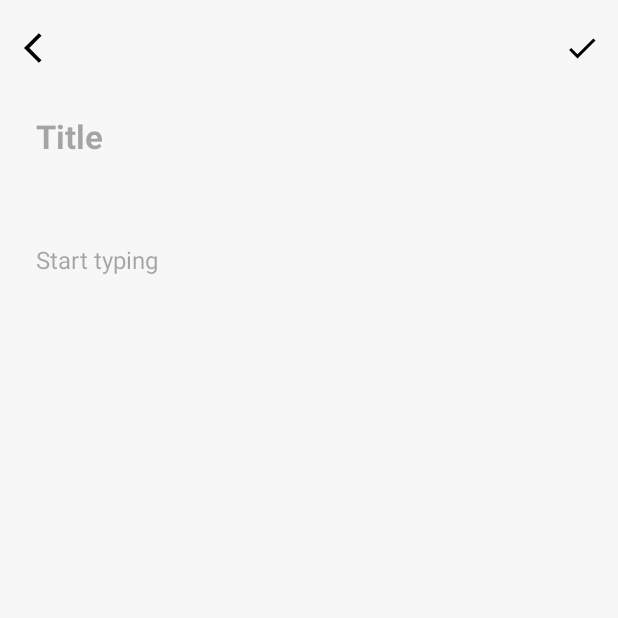
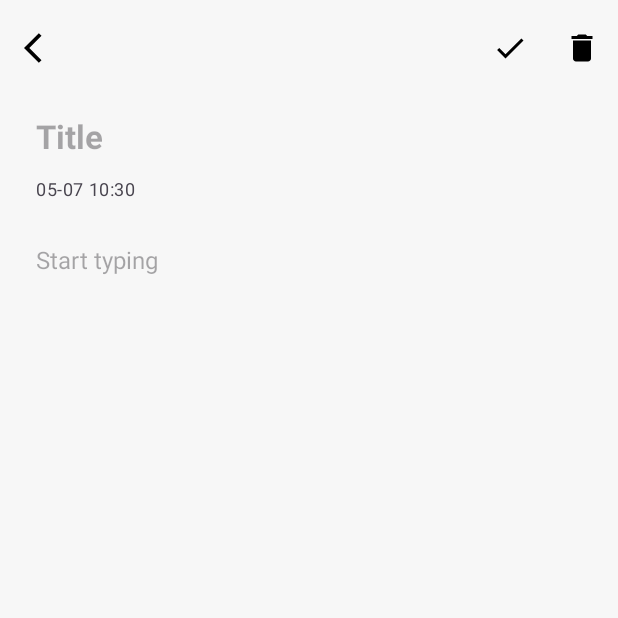
Before and after one commit to Chilfish/Android-demo, an Android app: the screen it shows after launch (NotepadActivity), after a tap on "Add", on a phone screen of 412 x 824 dp, the top half of it. Run offline under Robolectric (Android 15) with nearby library versions, the phone set to English and light mode, and no system bars; our stand-ins replace Room's generated code, data binding.

Commit message:
notepad: base UX & UI of CRUD

```diff
--- /dev/null
+++ b/app/src/main/java/top/chilfish/labs/BaseActivity.kt
@@ -0,0 +1,13 @@
+package top.chilfish.labs
+
+import androidx.appcompat.app.AppCompatActivity
+import androidx.fragment.app.Fragment
+
+open class BaseActivity : AppCompatActivity() {
+    fun replaceFragment(fragment: Fragment, id: Int) {
+        supportFragmentManager.beginTransaction()
+            .replace(id, fragment)
+            .addToBackStack(null)
+            .commit()
+    }
+}
--- a/app/src/main/java/top/chilfish/labs/BaseAdapter.kt
+++ b/app/src/main/java/top/chilfish/labs/BaseAdapter.kt
@@ -1,11 +1,8 @@
 package top.chilfish.labs
 
 import android.content.Context
-import android.os.Build
 import android.view.LayoutInflater
-import android.view.View
 import android.view.ViewGroup
-import androidx.annotation.RequiresApi
 import androidx.databinding.DataBindingUtil
 import androidx.databinding.ViewDataBinding
 import androidx.recyclerview.widget.DiffUtil
@@ -18,7 +15,8 @@ abstract class BaseAdapter<T, VB : ViewDataBinding> :
     protected lateinit var binding: VB
     protected lateinit var context: Context
 
-    @RequiresApi(Build.VERSION_CODES.Q)
+    private var onItemClickListener: OnItemClickListener<T>? = null
+
     override fun onCreateViewHolder(parent: ViewGroup, viewType: Int): ViewHolder<VB> {
         val inflater = LayoutInflater.from(parent.context)
         binding = DataBindingUtil.inflate(inflater, itemLayout, parent, false)
@@ -29,7 +27,7 @@ abstract class BaseAdapter<T, VB : ViewDataBinding> :
     override fun onBindViewHolder(holder: ViewHolder<VB>, position: Int) {
         val item = getItem(position)
         holder.itemView.setOnClickListener {
-            onItemClicked(item, holder.itemView)
+            onItemClickListener?.onItemClick(item)
         }
     }
 
@@ -53,16 +51,26 @@ abstract class BaseAdapter<T, VB : ViewDataBinding> :
     }
 
     fun updateItem(old: T, new: T) {
-        val index = items.indexOf(old)
-        items[index] = new
-        notifyItemChanged(index)
+        try {
+            val index = items.indexOf(old)
+            items[index] = new
+            notifyItemChanged(index)
+        } catch (e: Exception) {
+            e.printStackTrace()
+        }
     }
 
     abstract fun updateItems(newItems: MutableList<T>)
 
     protected abstract val itemLayout: Int
 
-    open fun onItemClicked(item: T, view: View) {}
+    interface OnItemClickListener<T> {
+        fun onItemClick(item: T)
+    }
+
+    fun setOnItemClickListener(listener: OnItemClickListener<T>) {
+        onItemClickListener = listener
+    }
 
     class ViewHolder<VB : ViewDataBinding>(binding: VB) :
         RecyclerView.ViewHolder(binding.root) {
--- a/app/src/main/java/top/chilfish/labs/BaseFragment.kt
+++ b/app/src/main/java/top/chilfish/labs/BaseFragment.kt
@@ -1,5 +1,6 @@
 package top.chilfish.labs
 
+import android.content.Context
 import android.os.Bundle
 import android.view.LayoutInflater
 import android.view.View
@@ -9,8 +10,8 @@ import androidx.databinding.ViewDataBinding
 import androidx.fragment.app.Fragment
 
 abstract class BaseFragment<Binding : ViewDataBinding> : Fragment() {
-    @JvmField
-    protected var binding: Binding? = null
+
+    protected lateinit var binding: Binding
 
     override fun onCreateView(
         inflater: LayoutInflater,
@@ -18,12 +19,8 @@ abstract class BaseFragment<Binding : ViewDataBinding> : Fragment() {
         savedInstanceState: Bundle?
     ): View? {
         binding = DataBindingUtil.inflate(inflater, layoutId, container, false)
-        return binding!!.root
+        return binding.root
     }
 
     protected abstract val layoutId: Int
-    override fun onDestroyView() {
-        super.onDestroyView()
-        binding = null
-    }
 }
--- a/app/src/main/java/top/chilfish/labs/MainActivity.kt
+++ b/app/src/main/java/top/chilfish/labs/MainActivity.kt
@@ -1,16 +1,11 @@
 package top.chilfish.labs
 
 import android.content.Intent
-import androidx.appcompat.app.AppCompatActivity
 import android.os.Bundle
-import androidx.recyclerview.widget.LinearLayoutManager
-import top.chilfish.labs.databinding.ActivitySqliteBinding
 import top.chilfish.labs.notepad.NotepadActivity
-import top.chilfish.labs.sqlite.Contact
-import top.chilfish.labs.sqlite.ContactAdapter
 import top.chilfish.labs.sqlite.SqliteActivity
 
-class MainActivity : AppCompatActivity() {
+class MainActivity : BaseActivity() {
     override fun onCreate(savedInstanceState: Bundle?) {
         super.onCreate(savedInstanceState)
         setContentView(R.layout.activity_main)
--- a/app/src/main/java/top/chilfish/labs/MainApplication.kt
+++ b/app/src/main/java/top/chilfish/labs/MainApplication.kt
@@ -9,6 +9,6 @@ import top.chilfish.labs.notepad.data.NoteRepository
 class MainApplication : Application() {
     val applicationScope = CoroutineScope(SupervisorJob())
 
-    private val noteDatabase by lazy { NoteDatabase.getDatabase(this) }
+    private val noteDatabase by lazy { NoteDatabase.getDatabase(this, applicationScope) }
     val noteRepository by lazy { NoteRepository(noteDatabase.noteDao()) }
 }
--- a/app/src/main/java/top/chilfish/labs/notepad/NewNoteFragment.kt
+++ b/app/src/main/java/top/chilfish/labs/notepad/NewNoteFragment.kt
@@ -4,13 +4,68 @@ import android.os.Bundle
 import android.view.View
 import top.chilfish.labs.BaseFragment
 import top.chilfish.labs.R
+import top.chilfish.labs.alert
 import top.chilfish.labs.databinding.FragNewNoteBinding
+import top.chilfish.labs.notepad.data.NoteEntity
 
-class NewNoteFragment : BaseFragment<FragNewNoteBinding>() {
+class NewNoteFragment(
+    private val noteViewModel: NoteViewModel,
+    private val note: NoteEntity = NoteEntity(),
+    private val isNew: Boolean = false,
+) : BaseFragment<FragNewNoteBinding>() {
     override val layoutId = R.layout.frag_new_note
 
     override fun onViewCreated(view: View, savedInstanceState: Bundle?) {
         super.onViewCreated(view, savedInstanceState)
-        val context = view.context
+        val context = binding.root.context
+
+        binding.note = note
+        binding.noteTitle.setText(note.title)
+        binding.noteContent.setText(note.content)
+
+        binding.topAppBar.setOnMenuItemClickListener { menuItem ->
+            when (menuItem.itemId) {
+                R.id.save_note -> {
+                    val old = note.copy()
+
+                    val title = binding.noteTitle.text.toString()
+                    val content = binding.noteContent.text.toString()
+
+                    note.title = title.ifEmpty { getString(R.string.new_title) }
+                    note.content = content.ifEmpty { getString(R.string.new_content) }
+                    note.time = System.currentTimeMillis()
+
+                    if (isNew) noteViewModel.insert(note)
+                    else noteViewModel.update(old, note)
+
+                    back()
+                    true
+                }
+
+                R.id.delete_note -> {
+                    alert(
+                        context = context,
+                        title = getString(R.string.alert_title_delete),
+                        subtitle = getString(R.string.alert_subtitle_delete),
+                        cancel = getString(R.string.cancel),
+                        confirm = getString(R.string.confirm),
+                        cancelAction = {},
+                        confirmAction = {
+                            noteViewModel.delete(note)
+                            back()
+                        }
+                    ).show()
+                    true
+                }
+
+                else -> false
+            }
+        }
+
+        binding.topAppBar.setNavigationOnClickListener { back() }
+    }
+
+    private fun back() {
+        activity?.supportFragmentManager?.popBackStack()
     }
 }
--- a/app/src/main/java/top/chilfish/labs/notepad/NoteViewModel.kt
+++ b/app/src/main/java/top/chilfish/labs/notepad/NoteViewModel.kt
@@ -10,7 +10,8 @@ import top.chilfish.labs.notepad.data.NoteEntity
 import top.chilfish.labs.notepad.data.NoteRepository
 
 class NoteViewModel(
-    private val repository: NoteRepository
+    private val repository: NoteRepository,
+    private val adapter: NoteAdapter
 ) : ViewModel() {
     private val _noteState = MutableStateFlow(NoteState())
     val noteState: StateFlow<NoteState> = _noteState
@@ -22,29 +23,34 @@ class NoteViewModel(
     fun loadNotes() = viewModelScope.launch {
         repository.allNotes.collect {
             _noteState.value = NoteState(it.toMutableList())
+            adapter.addItems(it.toMutableList())
         }
     }
 
     fun insert(note: NoteEntity) = viewModelScope.launch {
         repository.insert(note)
+        adapter.addItem(note)
     }
 
     fun delete(note: NoteEntity) = viewModelScope.launch {
         repository.delete(note)
+        adapter.rmItem(note)
     }
 
-    fun update(note: NoteEntity) = viewModelScope.launch {
+    fun update(old: NoteEntity, note: NoteEntity) = viewModelScope.launch {
         repository.update(note)
+        adapter.updateItem(old, note)
     }
 }
 
 class NoteViewModelFactory(
-    private val repository: NoteRepository
+    private val repository: NoteRepository,
+    private val adapter: NoteAdapter
 ) : ViewModelProvider.Factory {
     override fun <T : ViewModel> create(modelClass: Class<T>): T {
         if (modelClass.isAssignableFrom(NoteViewModel::class.java)) {
             @Suppress("UNCHECKED_CAST")
-            return NoteViewModel(repository) as T
+            return NoteViewModel(repository, adapter) as T
         }
         throw IllegalArgumentException("Unknown ViewModel class")
     }
--- a/app/src/main/java/top/chilfish/labs/notepad/NotepadActivity.kt
+++ b/app/src/main/java/top/chilfish/labs/notepad/NotepadActivity.kt
@@ -2,23 +2,24 @@ package top.chilfish.labs.notepad
 
 import android.os.Bundle
 import androidx.activity.viewModels
-import androidx.appcompat.app.AppCompatActivity
-import androidx.fragment.app.Fragment
 import androidx.lifecycle.lifecycleScope
 import androidx.recyclerview.widget.LinearLayoutManager
 import androidx.recyclerview.widget.RecyclerView
 import kotlinx.coroutines.launch
+import top.chilfish.labs.BaseActivity
+import top.chilfish.labs.BaseAdapter
 import top.chilfish.labs.MainApplication
 import top.chilfish.labs.R
 import top.chilfish.labs.databinding.ActivityNotepadBinding
+import top.chilfish.labs.notepad.data.NoteEntity
 
-class NotepadActivity : AppCompatActivity() {
+class NotepadActivity : BaseActivity(), BaseAdapter.OnItemClickListener<NoteEntity> {
     private lateinit var binding: ActivityNotepadBinding
     private val noteAdapter = NoteAdapter()
     private lateinit var rv: RecyclerView
 
     private val noteViewModel: NoteViewModel by viewModels {
-        NoteViewModelFactory((application as MainApplication).noteRepository)
+        NoteViewModelFactory((application as MainApplication).noteRepository, noteAdapter)
     }
 
     private fun init() {
@@ -26,7 +27,10 @@ class NotepadActivity : AppCompatActivity() {
 
         rv = binding.notes
         rv.layoutManager = LinearLayoutManager(this)
+        noteAdapter.setOnItemClickListener(this)
         rv.adapter = noteAdapter
+
+        noteViewModel.loadNotes()
     }
 
     override fun onCreate(savedInstanceState: Bundle?) {
@@ -41,14 +45,14 @@ class NotepadActivity : AppCompatActivity() {
         }
 
         binding.addNote.setOnClickListener {
-            replaceFragment(NewNoteFragment(), R.id.frag_newNote)
+            replaceFragment(
+                NewNoteFragment(noteViewModel = noteViewModel, isNew = true),
+                R.id.frag_newNote
+            )
         }
     }
 
-    private fun replaceFragment(fragment: Fragment, id: Int) {
-        supportFragmentManager.beginTransaction()
-            .replace(id, fragment)
-            .addToBackStack(null)
-            .commit()
+    override fun onItemClick(item: NoteEntity) {
+        replaceFragment(NewNoteFragment(noteViewModel, item), R.id.frag_newNote)
     }
 }
--- a/app/src/main/java/top/chilfish/labs/notepad/data/NoteDao.kt
+++ b/app/src/main/java/top/chilfish/labs/notepad/data/NoteDao.kt
@@ -19,6 +19,9 @@ interface NoteDao {
     @Delete
     suspend fun delete(note: NoteEntity): Int
 
+    @Query("DELETE FROM $NOTE_TABLE")
+    suspend fun deleteAll()
+
     @Update
     suspend fun update(note: NoteEntity): Int
 }
--- a/app/src/main/java/top/chilfish/labs/notepad/data/NoteDatabase.kt
+++ b/app/src/main/java/top/chilfish/labs/notepad/data/NoteDatabase.kt
@@ -4,8 +4,12 @@ import android.content.Context
 import androidx.room.Database
 import androidx.room.Room
 import androidx.room.RoomDatabase
+import androidx.sqlite.db.SupportSQLiteDatabase
+import kotlinx.coroutines.CoroutineScope
+import kotlinx.coroutines.Dispatchers
+import kotlinx.coroutines.launch
 
-@Database(entities = [NoteEntity::class], version = 1)
+@Database(entities = [NoteEntity::class], version = 1, exportSchema = false)
 abstract class NoteDatabase : RoomDatabase() {
     abstract fun noteDao(): NoteDao
 
@@ -15,16 +19,41 @@ abstract class NoteDatabase : RoomDatabase() {
         @Volatile
         private var INSTANT: NoteDatabase? = null
 
-        fun getDatabase(context: Context): NoteDatabase {
+        fun getDatabase(
+            context: Context,
+            scope: CoroutineScope
+        ): NoteDatabase {
             return INSTANT ?: synchronized(this) {
                 val instant = Room.databaseBuilder(
                     context.applicationContext,
                     NoteDatabase::class.java,
                     DB_NAME
-                ).build()
+                )
+                    .fallbackToDestructiveMigration()
+                    .addCallback(NoteDatabaseCallback(scope))
+                    .build()
                 INSTANT = instant
                 instant
             }
         }
+
+        private class NoteDatabaseCallback(
+            private val scope: CoroutineScope
+        ) : Callback() {
+            override fun onCreate(db: SupportSQLiteDatabase) {
+                super.onCreate(db)
+                INSTANT?.let { database ->
+                    scope.launch(Dispatchers.IO) {
+                        populateDatabase(database.noteDao())
+                    }
+                }
+            }
+        }
+
+        suspend fun populateDatabase(noteDao: NoteDao) {
+            noteDao.deleteAll()
+            noteDao.insert(NoteEntity(title = "Title 1", content = "Content 1"))
+            noteDao.insert(NoteEntity(title = "Title 2", content = "Content 2"))
+        }
     }
 }
--- a/app/src/main/java/top/chilfish/labs/notepad/data/NoteEntity.kt
+++ b/app/src/main/java/top/chilfish/labs/notepad/data/NoteEntity.kt
@@ -13,9 +13,9 @@ const val NOTE_TABLE = "notes"
 data class NoteEntity(
     @PrimaryKey(autoGenerate = true)
     val id: Int = 0,
-    val title: String,
-    val content: String,
-    val time: Long = System.currentTimeMillis()
+    var title: String = "",
+    var content: String = "",
+    var time: Long = System.currentTimeMillis()
 ) {
     @get:Ignore
     val formattedTime: String
--- /dev/null
+++ b/app/src/main/res/drawable/baseline_delete_24.xml
@@ -0,0 +1,5 @@
+<vector android:height="24dp" android:tint="#000000"
+    android:viewportHeight="24" android:viewportWidth="24"
+    android:width="24dp" xmlns:android="http://schemas.android.com/apk/res/android">
+    <path android:fillColor="@android:color/white" android:pathData="M6,19c0,1.1 0.9,2 2,2h8c1.1,0 2,-0.9 2,-2V7H6v12zM19,4h-3.5l-1,-1h-5l-1,1H5v2h14V4z"/>
+</vector>
--- a/app/src/main/res/layout/frag_new_note.xml
+++ b/app/src/main/res/layout/frag_new_note.xml
@@ -7,6 +7,10 @@
         <variable
             name="note"
             type="top.chilfish.labs.notepad.data.NoteEntity" />
+
+        <variable
+            name="viewModel"
+            type="top.chilfish.labs.notepad.NoteViewModel" />
     </data>
 
     <androidx.coordinatorlayout.widget.CoordinatorLayout
@@ -44,8 +48,7 @@
                 android:maxLines="1"
                 android:singleLine="true"
                 android:textSize="22sp"
-                android:textStyle="bold"
-                android:value="@{note.title}" />
+                android:textStyle="bold" />
 
             <TextView
                 android:id="@+id/note_date"
@@ -64,8 +67,7 @@
                 android:autofillHints="Text"
                 android:hint="@string/start_typing"
                 android:lineSpacingExtra="14sp"
-                android:minLines="5"
-                android:value="@{note.content}" />
+                android:minLines="5" />
         </LinearLayout>
 
     </androidx.coordinatorlayout.widget.CoordinatorLayout>
--- a/app/src/main/res/menu/new_note.xml
+++ b/app/src/main/res/menu/new_note.xml
@@ -2,8 +2,14 @@
 <menu xmlns:android="http://schemas.android.com/apk/res/android"
     xmlns:app="http://schemas.android.com/apk/res-auto">
     <item
-        android:id="@+id/check"
+        android:id="@+id/save_note"
         android:icon="@drawable/baseline_check_24"
         android:title="@string/check"
         app:showAsAction="ifRoom" />
+
+    <item
+        android:id="@+id/delete_note"
+        android:icon="@drawable/baseline_delete_24"
+        android:title="@string/delete"
+        app:showAsAction="ifRoom" />
 </menu>
--- a/app/src/main/res/values/strings.xml
+++ b/app/src/main/res/values/strings.xml
@@ -43,6 +43,9 @@
     </string>
     <string name="place_time">03–04 12:00</string>
 
+    <string name="new_title">New Title</string>
+    <string name="new_content">New Content</string>
+
     <string name="add">Add</string>
     <string name="check">Check</string>
 
```
